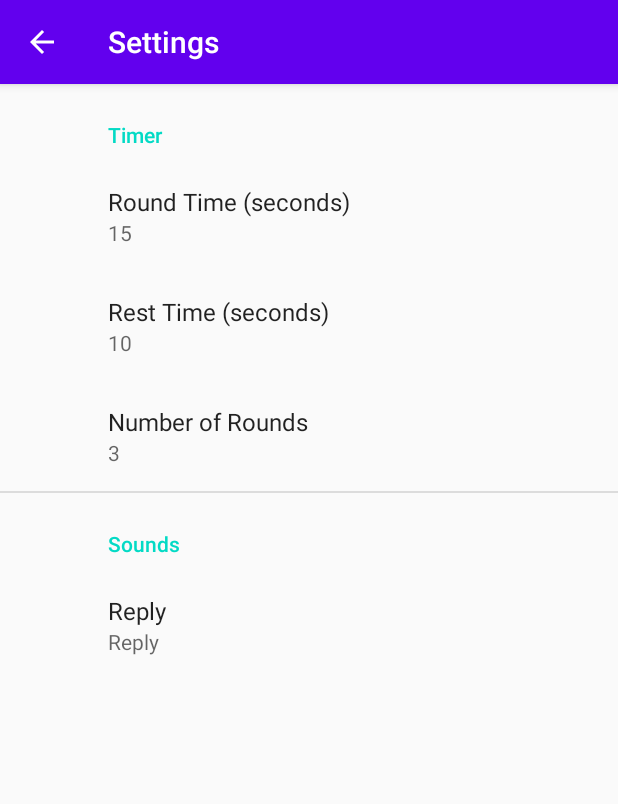
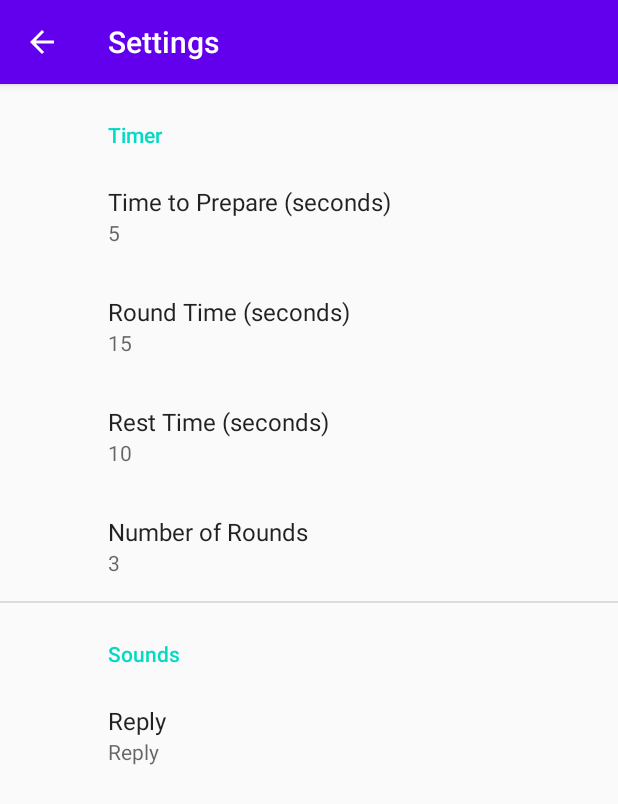
Before and after one commit to shuaybk/SirBoxalot, an Android app: the SettingsActivity screen opened directly, with no data from a screen before it, on a phone screen of 412 x 824 dp. Shown: the top 804 px of the screen. Run offline under Robolectric (Android 15) with nearby library versions, the phone set to English and light mode, and no system bars; our stand-ins replace androidx.preference; libraries missing offline, so code that uses them is left out: com.shuayb.capstone.

Commit message:
Add feature: Prepare timer (for countdown to starting a new set of rounds)

```diff
--- a/app/src/main/res/xml/root_preferences.xml
+++ b/app/src/main/res/xml/root_preferences.xml
@@ -1,6 +1,12 @@
 <PreferenceScreen xmlns:app="http://schemas.android.com/apk/res-auto">
 
     <PreferenceCategory app:title="Timer">
+
+        <EditTextPreference
+            app:title="Time to Prepare (seconds)"
+            app:defaultValue="5"
+            app:key="prepare_time_key"
+            app:useSimpleSummaryProvider="true" />
 
         <EditTextPreference
             app:title="Round Time (seconds)"
```
Also changed, not shown: app/src/main/java/com/shuayb/capstone/android/sirboxalot/MainActivity.kt (+15 -1 lines).
